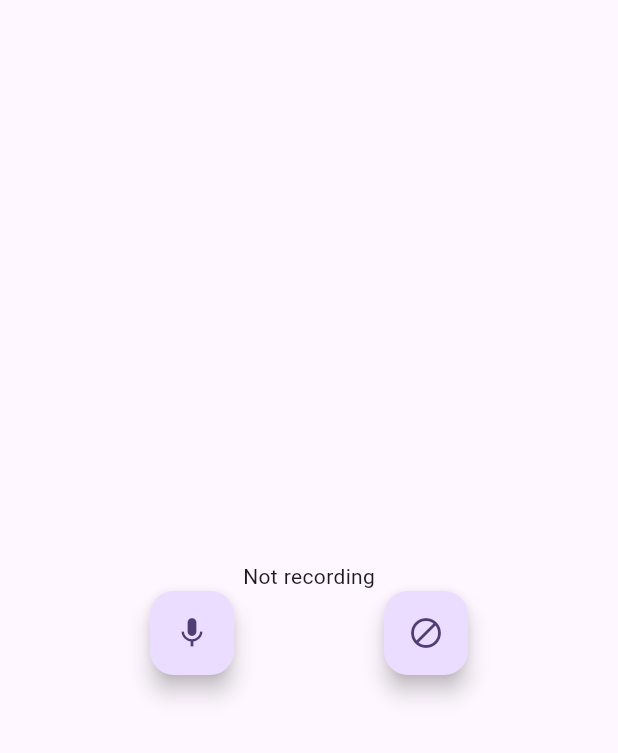
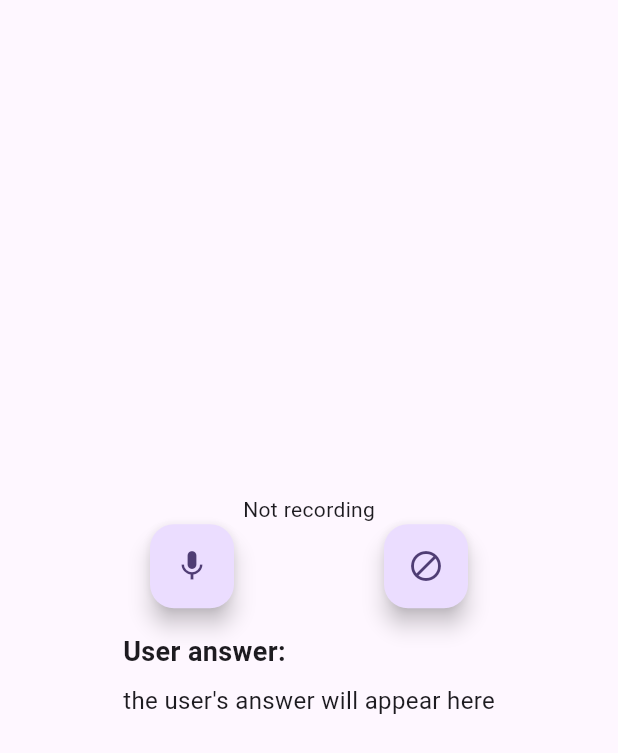
Before and after one commit to mabackma/medical_questionnaire, a Flutter app: the RecordingWidget widget shown alone on an empty page, opened directly, on a phone screen of 412 x 824 dp. Shown: the top 753 px of the screen. Run offline on Flutter 3.47's test engine with Material 3 defaults, Android fonts, the phone set to English and light mode, and no system bars; missing offline and left inert: record.

Commit message:
recorder and user answer

```diff
--- a/lib/recording_widget.dart
+++ b/lib/recording_widget.dart
@@ -1,6 +1,8 @@
+import 'dart:convert';
 import 'package:flutter/material.dart';
 import 'package:medical_questionnaire/MyRecorder.dart';
 import 'package:http/http.dart' as http;
+import 'package:medical_questionnaire/user_answer_widget.dart';
 
 class RecordingWidget extends StatefulWidget {
   const RecordingWidget({Key? key}) : super(key: key);
@@ -12,6 +14,7 @@ class RecordingWidget extends StatefulWidget {
 class _RecordingWidgetState extends State<RecordingWidget> {
   bool _isRecording = false;
   final MyRecorder myRecorder = MyRecorder();
+  String _userAnswer = "the user's answer will appear here";
 
   void _toggleRecord() {
     setState(() {
@@ -28,7 +31,7 @@ class _RecordingWidgetState extends State<RecordingWidget> {
   void _sendMessage() async {
     await myRecorder.stopRecordingAudio();
     print(myRecorder.mostRecentSpeech);
-    var uri = Uri.parse('http://127.0.0.1:5000/stt');
+    var uri = Uri.parse('http://127.0.0.1:5001/stt');
 
     // multipart request
     var request = http.MultipartRequest('POST', uri);
@@ -42,6 +45,12 @@ class _RecordingWidgetState extends State<RecordingWidget> {
 
       if (response.statusCode == 201) {
         print('File uploaded successfully');
+        final responseBody = await response.stream.bytesToString();
+        final jsonResponse = json.decode(responseBody);
+        setState(() {
+          _userAnswer = jsonResponse['user_answer'];
+        });
+        print(_userAnswer);
       } else {
         print('File upload failed with status ${response.statusCode}');
       }
@@ -69,16 +78,17 @@ class _RecordingWidgetState extends State<RecordingWidget> {
             _isRecording || myRecorder.mostRecentSpeech.isEmpty
                 ? FloatingActionButton(
                     onPressed: () {},
-                    tooltip: 'Waiting for answer',
+                    tooltip: 'Waiting for speech',
                     child: const Icon(Icons.block),
                   )
                 : FloatingActionButton(
                     onPressed: _sendMessage,
-                    tooltip: 'Send message',
+                    tooltip: 'Send answer',
                     child: const Icon(Icons.arrow_forward_rounded),
                   ),
           ],
         ),
+        UserAnswerWidget(userAnswer: _userAnswer),
       ],
     );
   }
--- /dev/null
+++ b/lib/user_answer_widget.dart
@@ -0,0 +1,31 @@
+import 'package:flutter/material.dart';
+
+class UserAnswerWidget extends StatelessWidget {
+  final String userAnswer;
+  const UserAnswerWidget({super.key, required this.userAnswer});
+
+  @override
+  Widget build(BuildContext context) {
+    return Container(
+      padding: const EdgeInsets.all(16.0),
+      child: Column(
+        crossAxisAlignment: CrossAxisAlignment.start,
+        children: [
+          if (userAnswer.isNotEmpty)
+            const Text(
+              'User answer:',
+              style: TextStyle(
+                fontWeight: FontWeight.bold,
+                fontSize: 18.0,
+              ),
+            ),
+          const SizedBox(height: 8.0),
+          Text(
+            userAnswer,
+            style: const TextStyle(fontSize: 16.0),
+          ),
+        ],
+      ),
+    );
+  }
+}
```
